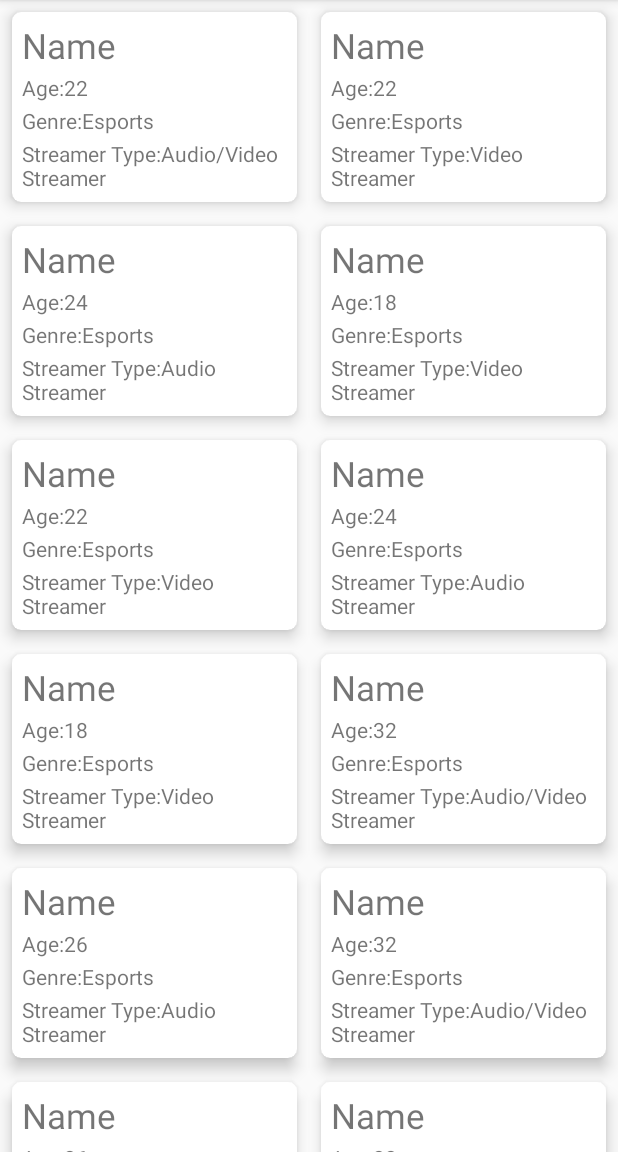
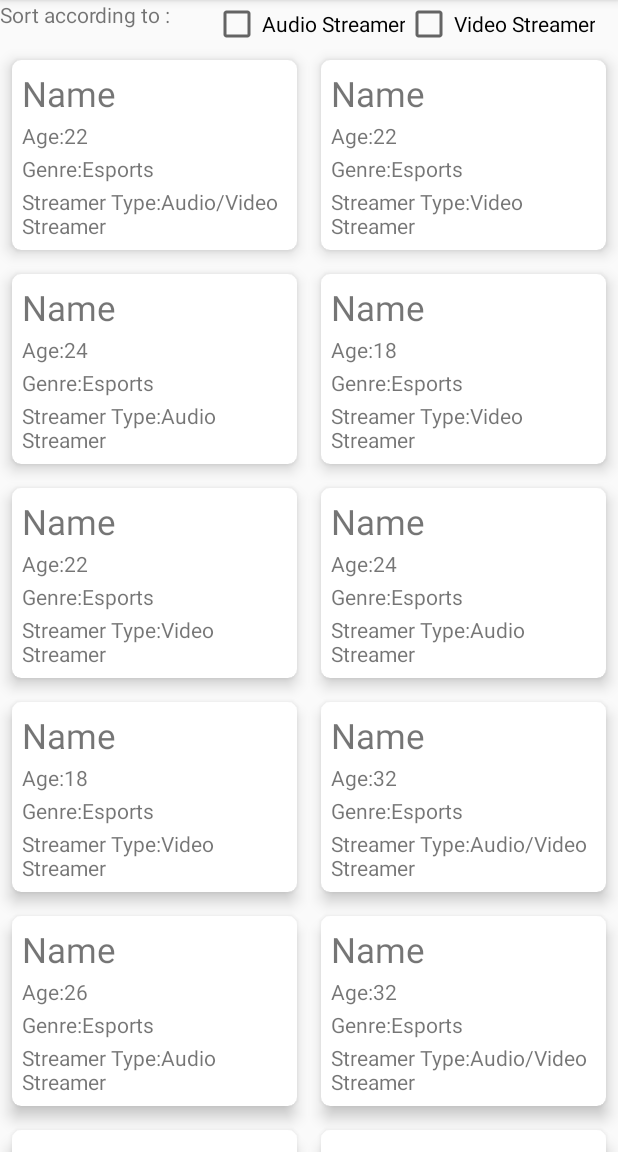
Before and after one commit to achuth10/Task, an Android app: the Base screen opened directly, with no data from a screen before it, on a phone screen of 412 x 824 dp, the part 84-1236 px from its top. Run offline under Robolectric (Android 15) with nearby library versions, the phone set to English and light mode, and no system bars; our stand-ins replace sdp/ssp sizes.

Commit message:
Implemented checkboxes to sort the cards..

```diff
--- a/app/src/main/java/com/example/achuth/task/Dashboard.java
+++ b/app/src/main/java/com/example/achuth/task/Dashboard.java
@@ -10,78 +10,150 @@ import android.support.v7.widget.RecyclerView;
 import android.view.LayoutInflater;
 import android.view.View;
 import android.view.ViewGroup;
+import android.widget.CheckBox;
+import android.widget.CheckedTextView;
+import android.widget.Switch;
+import android.widget.Toast;
 
 import java.util.ArrayList;
 
-
-/**
- * A simple {@link Fragment} subclass.
- */
 public class Dashboard extends Fragment {
 
     private RecyclerView recyclerView;
+    private CheckBox asbox,vsbox;
     private StreamerAdapter adapter;
-    private ArrayList<Streamer> StreamerArrayList;
+    private boolean assort=false,vssort=false;
+    String value;
+    public ArrayList<Streamer> tempas,tempvs,temp;
+    public ArrayList<Streamer> StreamerArrayList;
+    private Switch aSwitch;
     public View onCreateView(LayoutInflater inflater, ViewGroup container,
                              Bundle savedInstanceState) {
-        // Inflate the layout for this fragment
-       View v= inflater.inflate(R.layout.fragment_dashboard, container, false);
-       recyclerView=v.findViewById(R.id.recyclerView);
-       recyclerView.setLayoutManager(new LinearLayoutManager(this.getContext()));
-        StreamerArrayList=new ArrayList<>();
-        adapter=new StreamerAdapter(this.getContext(),StreamerArrayList);
-        recyclerView.setLayoutManager(new GridLayoutManager(this.getContext(), 2));
+        View v = inflater.inflate(R.layout.fragment_dashboard, container, false);
+        recyclerView = v.findViewById(R.id.recyclerView);
+        asbox=v.findViewById(R.id.audiostreamercheck);
+        vsbox=v.findViewById(R.id.videostreamercheck);
+        recyclerView.setLayoutManager(new LinearLayoutManager(this.getContext()));
+        StreamerArrayList = new ArrayList<>();
+        tempas = new ArrayList<>();
+        temp=new ArrayList<>();
+        tempvs=new ArrayList<>();
+        asbox.setChecked(false);
+        vsbox.setChecked(false);
+        setAdapter(StreamerArrayList);
         createdata();
-        recyclerView.setAdapter(adapter);
-       return v;
+        sort();
+        asbox.setOnClickListener(new View.OnClickListener() {
+            @Override
+            public void onClick(View v) {
+                if (asbox.isChecked() && !vsbox.isChecked()) {
+                    setAdapter(tempas);
+                }
+                else if(!asbox.isChecked() && vsbox.isChecked())
+                {
+                    setAdapter(tempvs);
+                }
+                else if(!asbox.isChecked() && !vsbox.isChecked())
+                {
+                    setAdapter(StreamerArrayList);
+                }
+                else if(asbox.isChecked() && vsbox.isChecked())
+                {
+                    setAdapter(temp);
+                }
+            }
+        });
+        vsbox.setOnClickListener(new View.OnClickListener() {
+            @Override
+            public void onClick(View v) {
+                if (asbox.isChecked() && !vsbox.isChecked()) {
+                    setAdapter(tempas);
+                }
+                else if(!asbox.isChecked() && vsbox.isChecked())
+                {
+                    setAdapter(tempvs);
+                }
+                else if(!asbox.isChecked() && !vsbox.isChecked())
+                {
+                    setAdapter(StreamerArrayList);
+                }
+                else if(asbox.isChecked() && vsbox.isChecked())
+                {
+                    setAdapter(temp);
+                }
+            }
+        });
+        return v;
     }
 
-    private void createdata() {
-        Streamer streamer = new Streamer("Name", "Esports", 22, true,true);
+    public void createdata() {
+        Streamer streamer = new Streamer("Name", "Esports", 22, true, true);
         StreamerArrayList.add(streamer);
 
-        streamer = new Streamer("Name", "Esports", 22, true,false);
+        streamer = new Streamer("Name", "Esports", 22, true, false);
         StreamerArrayList.add(streamer);
 
-        streamer = new Streamer("Name", "Esports", 24, false,true);
+        streamer = new Streamer("Name", "Esports", 24, false, true);
         StreamerArrayList.add(streamer);
 
-        streamer = new Streamer("Name", "Esports", 18, true,false);
+        streamer = new Streamer("Name", "Esports", 18, true, false);
         StreamerArrayList.add(streamer);
-        streamer = new Streamer("Name", "Esports", 22, true,false);
+        streamer = new Streamer("Name", "Esports", 22, true, false);
         StreamerArrayList.add(streamer);
 
-        streamer = new Streamer("Name", "Esports", 24, false,true);
+        streamer = new Streamer("Name", "Esports", 24, false, true);
         StreamerArrayList.add(streamer);
 
-        streamer = new Streamer("Name", "Esports", 18, true,false);
+        streamer = new Streamer("Name", "Esports", 18, true, false);
         StreamerArrayList.add(streamer);
 
-        streamer = new Streamer("Name", "Esports", 32, true,true);
+        streamer = new Streamer("Name", "Esports", 32, true, true);
         StreamerArrayList.add(streamer);
 
-        streamer = new Streamer("Name", "Esports", 26, false,true);
+        streamer = new Streamer("Name", "Esports", 26, false, true);
         StreamerArrayList.add(streamer);
-        streamer = new Streamer("Name", "Esports", 32, true,true);
+        streamer = new Streamer("Name", "Esports", 32, true, true);
         StreamerArrayList.add(streamer);
 
-        streamer = new Streamer("Name", "Esports", 26, false,true);
+        streamer = new Streamer("Name", "Esports", 26, false, true);
         StreamerArrayList.add(streamer);
 
-        streamer = new Streamer("Name", "Esports", 22, true,true);
+        streamer = new Streamer("Name", "Esports", 22, true, true);
         StreamerArrayList.add(streamer);
 
-        streamer = new Streamer("Name", "Esports", 28, false,true);
+        streamer = new Streamer("Name", "Esports", 28, false, true);
         StreamerArrayList.add(streamer);
 
-        streamer = new Streamer("Name", "Esports", 20, true,false);
+        streamer = new Streamer("Name", "Esports", 20, true, false);
         StreamerArrayList.add(streamer);
 
         adapter.notifyDataSetChanged();
     }
-    public boolean checker(Streamer streamer)
+
+    public void sort(){
+
+            for (int i = 0; i < StreamerArrayList.size(); i++) {
+                if(StreamerArrayList.get(i).isVstreamer()&&StreamerArrayList.get(i).isAstreamer())
+                {
+                    temp.add(StreamerArrayList.get(i));
+                }
+                else if (StreamerArrayList.get(i).isVstreamer()) {
+                    tempvs.add(StreamerArrayList.get(i));
+
+                }
+                else if(StreamerArrayList.get(i).isAstreamer())
+                {
+                    tempas.add(StreamerArrayList.get(i));
+                }
+            }
+        }
+
+
+    public void setAdapter(ArrayList<Streamer> streamers)
     {
+        adapter = new StreamerAdapter(this.getContext(), streamers);
+        recyclerView.setLayoutManager(new GridLayoutManager(this.getContext(), 2));
+        recyclerView.setAdapter(adapter);
+    }
 
-    return true;
-    }
 }
--- a/app/src/main/java/com/example/achuth/task/StreamerAdapter.java
+++ b/app/src/main/java/com/example/achuth/task/StreamerAdapter.java
@@ -15,7 +15,7 @@ public class StreamerAdapter extends RecyclerView.Adapter<StreamerHolder> {
     private ArrayList<Streamer> streamers;
 
 
-public StreamerAdapter(Context context, ArrayList < Streamer > streamers) {
+StreamerAdapter(Context context, ArrayList<Streamer> streamers) {
         this.context = context;
             this.streamers = streamers;
 
--- a/app/src/main/res/layout/activity_base.xml
+++ b/app/src/main/res/layout/activity_base.xml
@@ -33,6 +33,7 @@ app:popupTheme="@style/ThemeOverlay.AppCompat.Light" />
         android:layout_width="match_parent"
         android:layout_height="match_parent"
         >
+
     </FrameLayout>
 
 
--- a/app/src/main/res/layout/fragment_dashboard.xml
+++ b/app/src/main/res/layout/fragment_dashboard.xml
@@ -6,11 +6,49 @@
     tools:context=".Dashboard"
 
     >
-    <android.support.v7.widget.RecyclerView
-        android:id="@+id/recyclerView"
+
+    <RelativeLayout
         android:layout_width="match_parent"
         android:layout_height="match_parent">
-    </android.support.v7.widget.RecyclerView>
+
+        <TextView
+            android:layout_width="wrap_content"
+            android:layout_height="wrap_content"
+            android:layout_alignParentStart="true"
+            android:text="@string/sort_according_to" />
+
+        <CheckBox
+            android:id="@+id/audiostreamercheck"
+            android:layout_width="wrap_content"
+            android:layout_height="wrap_content"
+            android:layout_alignParentTop="true"
+            android:layout_centerHorizontal="true"
+            android:checked="true"
+            android:gravity="center"
+            android:text="@string/audio_streamer" />
+        <CheckBox
+            android:id="@+id/videostreamercheck"
+            android:layout_width="wrap_content"
+            android:layout_height="wrap_content"
+            android:layout_toEndOf="@id/audiostreamercheck"
+            android:checked="true"
+            android:gravity="center"
+            android:text="Video Streamer" />
+
+
+        <android.support.v7.widget.RecyclerView
+            android:id="@+id/recyclerView"
+            android:layout_width="match_parent"
+            android:layout_height="match_parent"
+            android:layout_below="@id/audiostreamercheck"
+            android:layout_alignParentStart="true"
+            >
+
+        </android.support.v7.widget.RecyclerView>
+
+
+    </RelativeLayout>
+
 
 
 </FrameLayout>
--- a/app/src/main/res/values/strings.xml
+++ b/app/src/main/res/values/strings.xml
@@ -12,4 +12,7 @@
     <string name="Open">Open navigation drawer</string>
     <string name="close">Close navigation drawer</string>
     <string name="Streamer_text">Audio/VideoStreamer</string>
+    <string name="sort_according_to">Sort according to :</string>
+    <string name="audio_streamer">Audio Streamer</string>
+    <string name="video_streamer">Video Streamer</string>
 </resources>
```
Also changed, not shown: app/src/main/java/com/example/achuth/task/Base.java (+4 -5 lines), app/src/main/java/com/example/achuth/task/StreamerFilter.java (added, +15 -0 lines).
